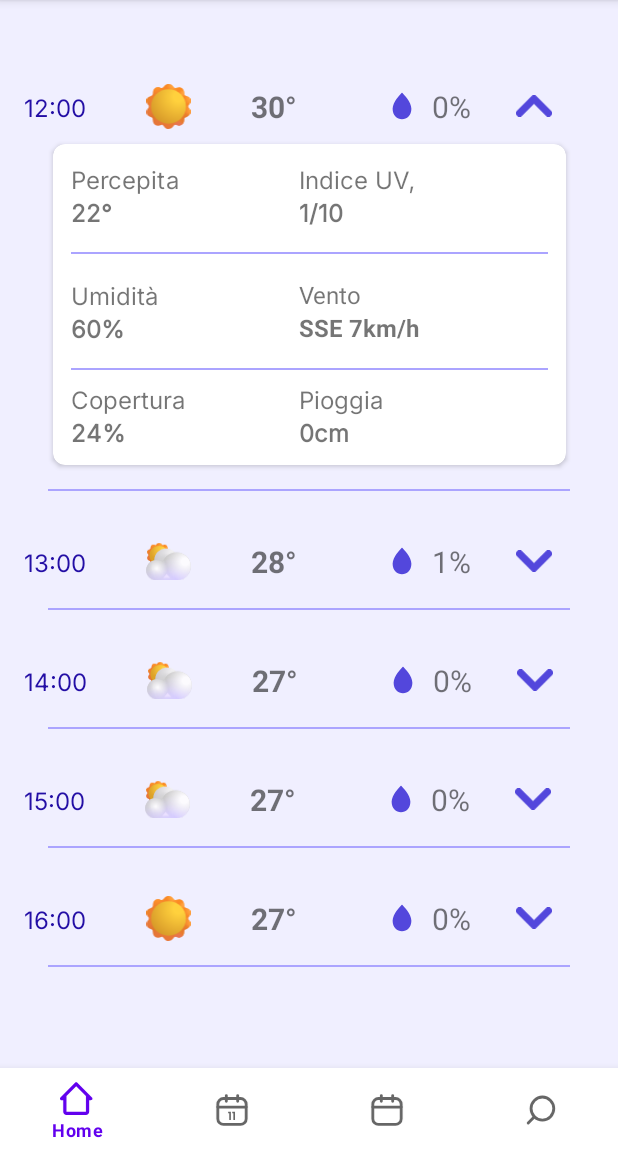
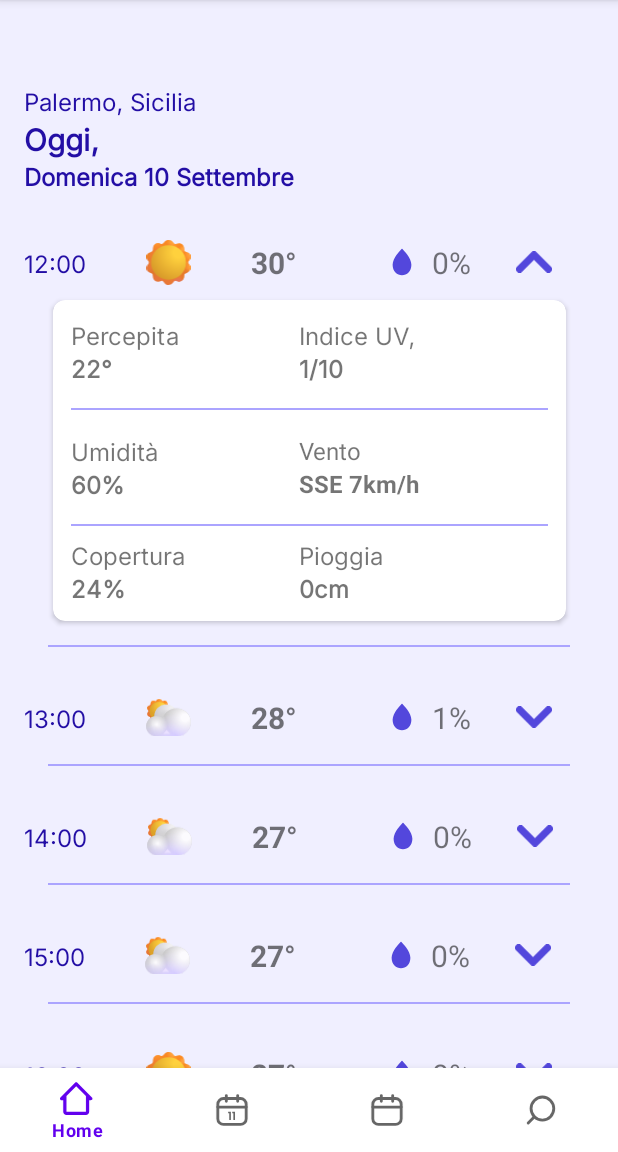
Before and after one commit to develhope/Android6-Team2-ForecastApp, an Android app: the TodayScreenFragment screen opened through its navigation route, after a tap on an icon or button, on a phone screen of 412 x 824 dp, the part 84-1236 px from its top. Run offline under Robolectric (Android 15) with nearby library versions, the phone set to English and light mode, and no system bars; our stand-ins replace navigation-ui.

Commit message:
added title to the list in the fragment

```diff
--- a/app/src/main/java/co/develhope/meteoapp/TodayScreenFragment.kt
+++ b/app/src/main/java/co/develhope/meteoapp/TodayScreenFragment.kt
@@ -23,7 +23,8 @@ class TodayScreenFragment : Fragment() {
         super.onViewCreated(view, savedInstanceState)
 
         val todayList: List<TodayData> = listOf(
-            TodayData.TodayItem(
+            TodayData.TodayTitle("Palermo, Sicilia","Oggi, ","Domenica 10 Settembre")
+            ,TodayData.TodayItem(
                 "12:00",
                 R.drawable.sun,
                 "30°",
```
